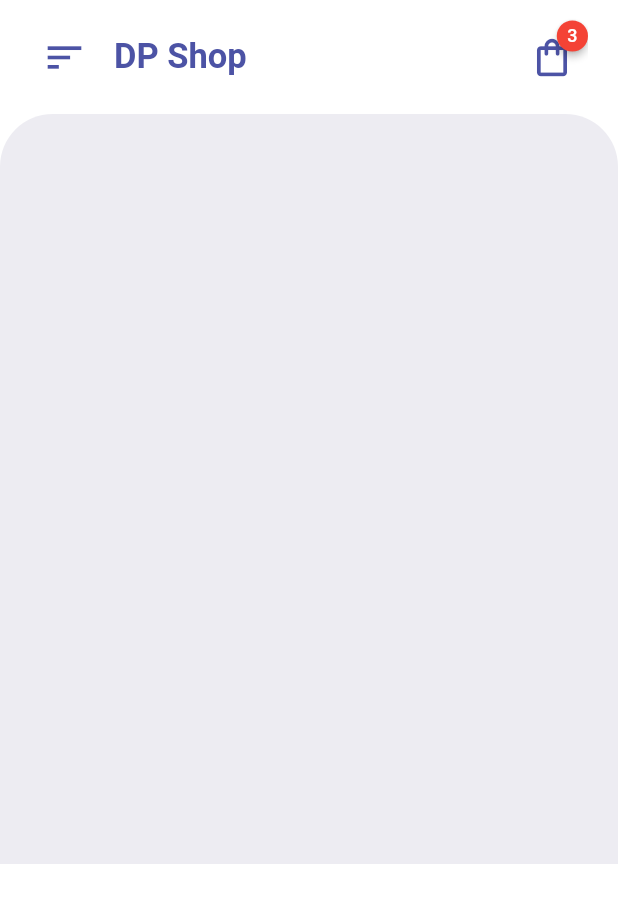
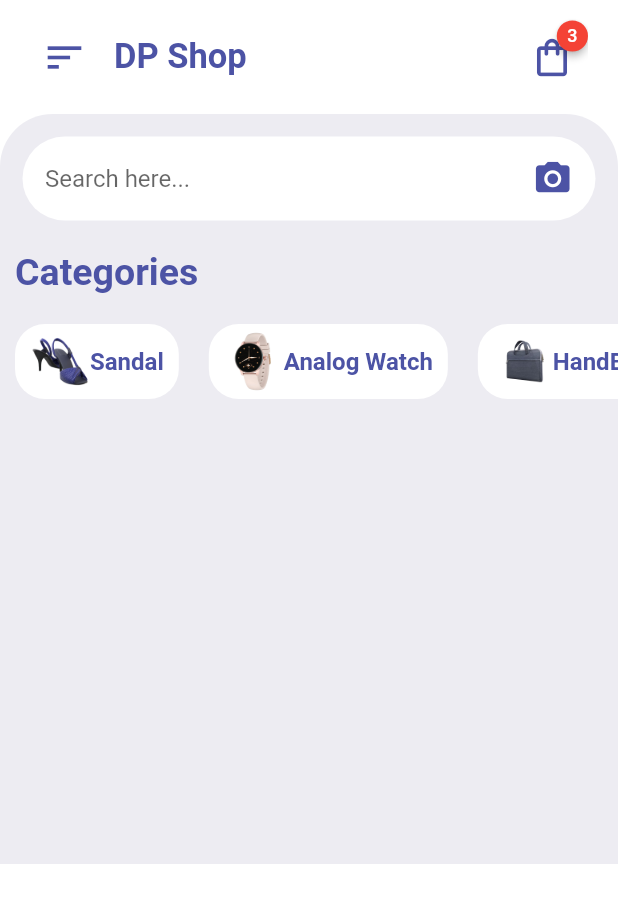
Before and after one commit to jgarzon26/shopping_app, a Flutter app: the screen it shows after launch, on a phone screen of 412 x 824 dp. Shown: the top 903 px of the screen. Run offline on Flutter 3.47's test engine with Material 2 defaults, Android fonts, the phone set to English and light mode, and no system bars; drawn by our look-alikes of badges.

Commit message:
Categories

```diff
--- a/lib/screens/home/home.dart
+++ b/lib/screens/home/home.dart
@@ -1,6 +1,8 @@
 import 'package:badges/badges.dart';
 import 'package:flutter/material.dart';
 import 'package:shopping_app/constants.dart';
+import 'package:shopping_app/demoData/category_data.dart';
+import 'package:shopping_app/screens/home/widgets/categories.dart';
 
 class Home extends StatelessWidget{
   const Home({super.key});
@@ -71,6 +73,62 @@ class Home extends StatelessWidget{
                   topRight: Radius.circular(35),
                 ),
               ),
+              child: Column(
+                crossAxisAlignment: CrossAxisAlignment.start,
+                children: [
+                  Container(
+                    margin: const EdgeInsets.symmetric(
+                      horizontal: 15,
+                    ),
+                    decoration: const BoxDecoration(
+                      color: Colors.white,
+                      borderRadius: BorderRadius.all(
+                        Radius.circular(30),
+                      ),
+                    ),
+                    child: ListTile(
+                      contentPadding: const EdgeInsets.symmetric(horizontal: 15,),
+                      title: TextFormField(
+                        decoration: const InputDecoration(
+                          hintText: "Search here...",
+                          border: InputBorder.none,
+                        ),
+                      ),
+                      trailing: const Icon(
+                        Icons.camera_alt,
+                        color: kMainColor,
+                        size: 27,
+                      ),
+                    ),
+                  ),
+                  const SizedBox(height: 20,),
+                  Padding(
+                    padding: const EdgeInsets.symmetric(horizontal: 10),
+                    child: Text(
+                      "Categories",
+                      style: Theme.of(context).textTheme.bodyText1!.copyWith(
+                        fontSize: 25,
+                        fontWeight: FontWeight.bold,
+                        color: kMainColor,
+                      ),
+                    ),
+                  ),
+                  const SizedBox(height: 20,),
+                  SingleChildScrollView(
+                    scrollDirection: Axis.horizontal,
+                    child: Row(
+                      children: List.generate(
+                        category.length,
+                            (index) => Categories(
+                          name: category[index]['name']!,
+                          image: category[index]['image']!,
+                          onTap: () {},
+                        ),
+                      ),
+                    ),
+                  ),
+                ],
+              ),
             ),
           ),
         ],
--- /dev/null
+++ b/lib/screens/home/widgets/categories.dart
@@ -0,0 +1,48 @@
+import 'package:flutter/material.dart';
+
+import '../../../constants.dart';
+
+class Categories extends StatelessWidget {
+  const Categories({
+    Key? key, required this.name, required this.image, required this.onTap,
+  }) : super(key: key);
+
+  final String name, image;
+  final VoidCallback onTap;
+
+  @override
+  Widget build(BuildContext context) {
+    return InkWell(
+      borderRadius: const BorderRadius.all(Radius.circular(20)),
+      onTap: onTap,
+      child: Container(
+        margin: const EdgeInsets.symmetric(horizontal: 10),
+        padding: const EdgeInsets.symmetric(
+          horizontal: 10,
+          vertical: 5,
+        ),
+        decoration: BoxDecoration(
+          color: Colors.white,
+          borderRadius: BorderRadius.circular(20),
+        ),
+        child: Row(
+          children: [
+            Image.asset(
+              image,
+              width: 40,
+              height: 40,
+            ),
+            Text(
+              name,
+              style: Theme.of(context).textTheme.bodyText1!.copyWith(
+                fontSize: 16,
+                fontWeight: FontWeight.bold,
+                color: kMainColor,
+              ),
+            ),
+          ],
+        ),
+      ),
+    );
+  }
+}
```
Also changed, not shown: lib/demoData/category_data.dart (+14 -14 lines).
